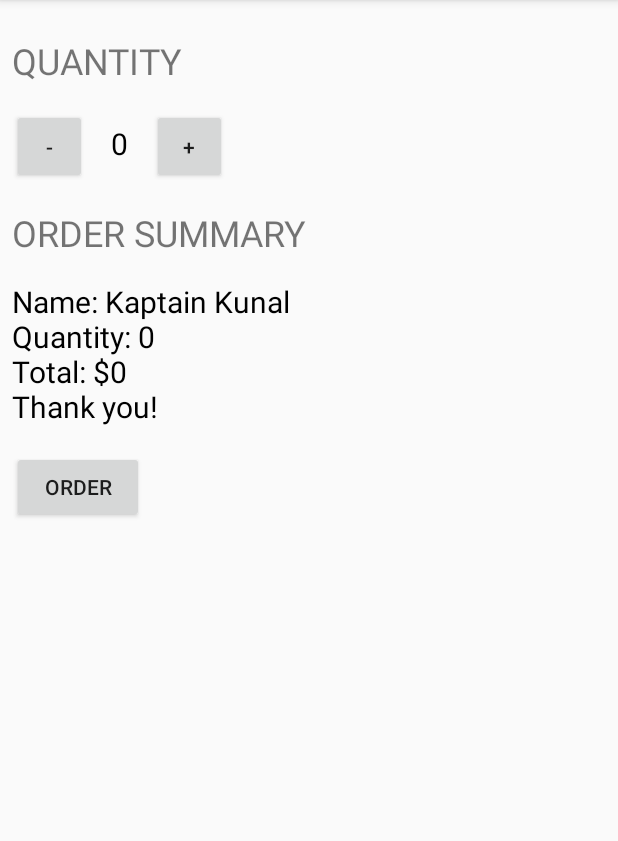
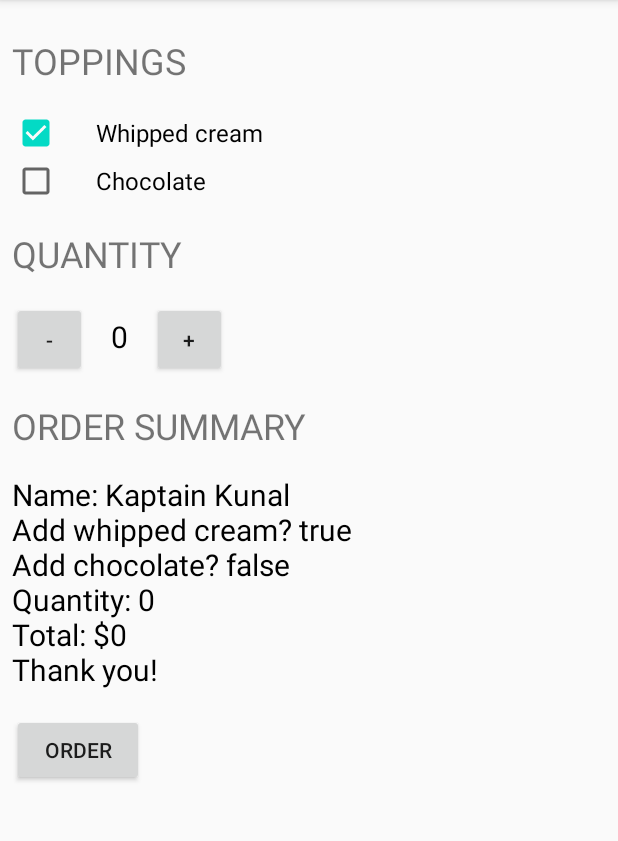
Before and after one commit to ytp327/android, an Android app: the screen it shows after launch (MainActivity), after a tap on "ORDER", on a phone screen of 412 x 824 dp, the part 84-925 px from its top. Run offline under Robolectric (Android 15) with nearby library versions, the phone set to English and light mode, and no system bars; 1 other tap on this screen came first.

Commit message:
2020-06-05

```diff
--- a/JustJava/app/src/main/java/com/example/android/justjava/MainActivity.java
+++ b/JustJava/app/src/main/java/com/example/android/justjava/MainActivity.java
@@ -4,10 +4,12 @@ import androidx.appcompat.app.AppCompatActivity;
 
 import android.os.Bundle;
 import android.view.View;
+import android.widget.CheckBox;
 import android.widget.TextView;
 
 public class MainActivity extends AppCompatActivity {
     int quantity = 0;
+    String wc = "";
     @Override
     protected void onCreate(Bundle savedInstanceState) {
         super.onCreate(savedInstanceState);
@@ -30,8 +32,11 @@ public class MainActivity extends AppCompatActivity {
     }
 
     private String createOrderSummary(int price){
-        return "Name: Kaptain Kunal\nQuantity: " + quantity
-                + "\nTotal: $" + price + "\nThank you!";
+        String cc = "false";
+        CheckBox ChocolateCheckBox = (CheckBox) findViewById(R.id.chocolate_checkBox);
+        if (ChocolateCheckBox.isChecked()) cc = "true";
+        return "Name: Kaptain Kunal\nAdd whipped cream? "+ wc + "\nAdd chocolate? " + cc
+                +"\nQuantity: " + quantity + "\nTotal: $" + price + "\nThank you!";
     }
 
     private void display(int number) {
@@ -42,4 +47,9 @@ public class MainActivity extends AppCompatActivity {
         TextView orderSummaryTextView = (TextView) findViewById(R.id.order_summary_text_view);
         orderSummaryTextView.setText(words);
     }
+
+    public void checked(View view){
+        if (((CheckBox) view).isChecked()) wc = "true";
+        else wc = "false";
+    }
 }
--- a/JustJava/app/src/main/res/layout/activity_main.xml
+++ b/JustJava/app/src/main/res/layout/activity_main.xml
@@ -1,8 +1,11 @@
 <?xml version="1.0" encoding="utf-8"?>
+
+<ScrollView
+    xmlns:android="http://schemas.android.com/apk/res/android"
+    xmlns:tools="http://schemas.android.com/tools"
+    android:layout_width="match_parent"
+    android:layout_height="match_parent">
     <LinearLayout
-    xmlns:android="http://schemas.android.com/apk/res/android"
-    xmlns:app="http://schemas.android.com/apk/res-auto"
-    xmlns:tools="http://schemas.android.com/tools"
         android:layout_width="match_parent"
         android:layout_height="match_parent"
         tools:context=".MainActivity"
@@ -12,14 +15,32 @@
         <TextView
             android:layout_width="wrap_content"
             android:layout_height="wrap_content"
+            android:text="toppings"
+            android:textAllCaps="true"
+            android:layout_marginTop="16dp"
+            android:textSize="24sp"/>
+        <CheckBox
+            android:layout_width="wrap_content"
+            android:layout_height="wrap_content"
+            android:text="Whipped cream"
+            android:textSize="16sp"
+            android:layout_marginTop="16dp"
+            android:paddingLeft="24dp"
+            android:onClick="checked"/>
+        <CheckBox
+            android:id="@+id/chocolate_checkBox"
+            android:layout_width="wrap_content"
+            android:layout_height="wrap_content"
+            android:text="Chocolate"
+            android:textSize="16sp"
+            android:paddingLeft="24dp" />
+        <TextView
+            android:layout_width="wrap_content"
+            android:layout_height="wrap_content"
             android:layout_marginTop="16dp"
             android:text="quantity"
             android:textSize="24sp"
-        app:layout_constraintBottom_toBottomOf="parent"
-        app:layout_constraintLeft_toLeftOf="parent"
-        app:layout_constraintRight_toRightOf="parent"
-        app:layout_constraintTop_toTopOf="parent"
-        android:textAllCaps="true"/>
+            android:textAllCaps="true" />
         <LinearLayout
             android:layout_marginTop="16dp"
             android:layout_width="wrap_content"
@@ -68,3 +89,4 @@
             android:textAllCaps="true"
             android:onClick="summitOrder" />
     </LinearLayout>
+</ScrollView>
```
Lines whose indentation alone changed are shown as unchanged.
